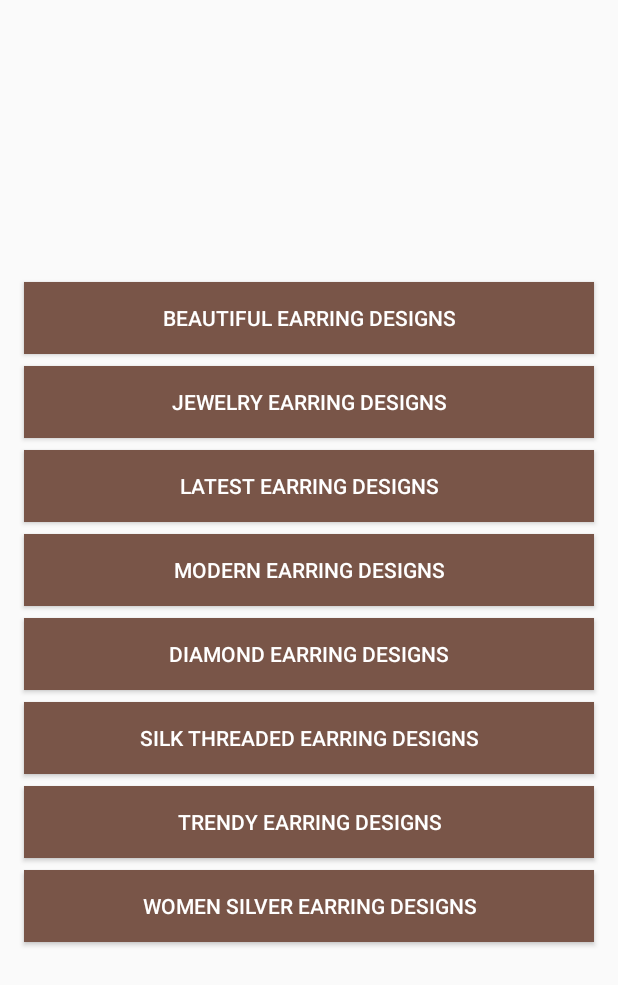
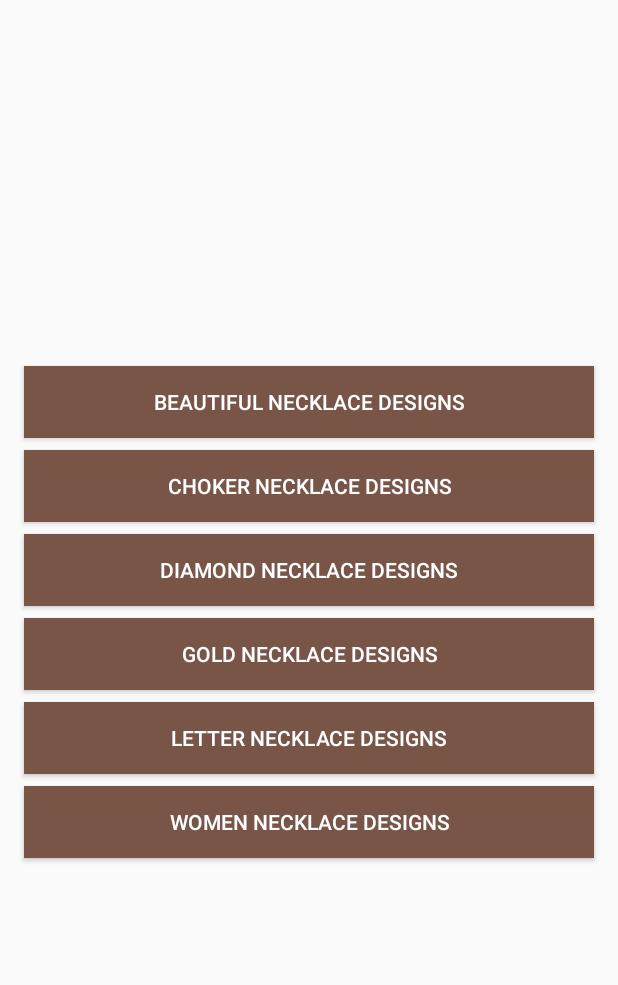
Before and after one commit to appinspire/ImageDesigns, an Android app: the CategoryActivity screen opened directly, with no data from a screen before it, on a phone screen of 412 x 824 dp. Shown: the top 985 px of the screen. Run offline under Robolectric (Android 15) with nearby library versions, the phone set to English and light mode, and no system bars; our stand-ins replace AdMob.

Commit message:
necessary changes for necklace designs

```diff
--- a/app/build.gradle
+++ b/app/build.gradle
@@ -4,7 +4,7 @@ android {
     compileSdkVersion 26
     buildToolsVersion "26.0.2"
     defaultConfig {
-        applicationId "com.optimisedapps.earringdesigns"
+        applicationId "com.optimisedapps.necklacedesigns"
         minSdkVersion 19
         targetSdkVersion 26
         versionCode 1
--- a/app/src/main/AndroidManifest.xml
+++ b/app/src/main/AndroidManifest.xml
@@ -7,10 +7,10 @@
     <application
         android:allowBackup="true"
         android:hardwareAccelerated="true"
-        android:icon="@drawable/earrings_icon"
+        android:icon="@drawable/pendant"
         android:label="@string/app_name"
         android:largeHeap="true"
-        android:roundIcon="@drawable/earrings_icon"
+        android:roundIcon="@drawable/pendant"
         android:supportsRtl="true"
         android:theme="@style/AppTheme">
         <activity
--- a/app/src/main/java/com/amanapps/imagedesigns/CategoryActivity.java
+++ b/app/src/main/java/com/amanapps/imagedesigns/CategoryActivity.java
@@ -1,63 +1,95 @@
 package com.amanapps.imagedesigns;
 
 import android.content.Intent;
-import android.support.annotation.NonNull;
 import android.support.v7.app.AppCompatActivity;
 import android.os.Bundle;
 import android.view.View;
 import android.view.ViewGroup;
 import android.widget.Button;
 import android.widget.LinearLayout;
-
-import com.amanapps.imagedesigns.R;
 import com.amanapps.imagedesigns.enums.CategoryEnum;
-import com.amanapps.imagedesigns.models.Configuration;
 import com.amanapps.imagedesigns.utils.Constants;
 import com.amanapps.imagedesigns.utils.PrefUtils;
 import com.google.android.gms.ads.AdListener;
 import com.google.android.gms.ads.AdRequest;
 import com.google.android.gms.ads.AdSize;
 import com.google.android.gms.ads.AdView;
-import com.google.firebase.database.DataSnapshot;
-import com.google.firebase.database.DatabaseError;
-import com.google.firebase.database.DatabaseReference;
-import com.google.firebase.database.FirebaseDatabase;
-import com.google.firebase.database.ValueEventListener;
+
+import java.util.HashMap;
 
 public class CategoryActivity extends AppCompatActivity  implements View.OnClickListener{
 
     LinearLayout adContainerBottom, adContainerTop;
     String banner_id;
-    Button buttonBeautiful,buttonJewelry,buttonlatest,buttonModern,buttonNewDiamond,
-            buttonSilkThread,buttonTrendy,buttonWomen;
+    Button buttonCategory1;
+    Button buttonCategory2;
+    Button buttonCategory3;
+    Button buttonCategory4;
+    Button buttonCategory5;
+    Button buttonCategory6;
+    Button buttonCategory7;
+    Button buttonCategory8;
+    HashMap<Integer,String> categoryNames;
+    HashMap<Integer,Integer> categoryIds;
     @Override
     protected void onCreate(Bundle savedInstanceState) {
         super.onCreate(savedInstanceState);
         setContentView(R.layout.activity_category);
+        createCategoriesdata();
         banner_id = PrefUtils.getString(this,Constants.BANNER_ID);
         adContainerTop = (LinearLayout) findViewById(R.id.ad_container_top);
         adContainerBottom = (LinearLayout) findViewById(R.id.ad_container_bottom);
         if(banner_id!=null){
             setupMainAds();
         }
-        buttonBeautiful = (Button) findViewById(R.id.btn_beautiful);
-        buttonlatest = (Button) findViewById(R.id.btn_latest);
-        buttonModern = (Button) findViewById(R.id.btn_modern);
-        buttonNewDiamond = (Button) findViewById(R.id.btn_diamond);
-        buttonSilkThread = (Button) findViewById(R.id.btn_silk);
-        buttonTrendy = (Button) findViewById(R.id.btn_trendy);
-        buttonWomen = (Button) findViewById(R.id.btn_women);
-        buttonJewelry = (Button) findViewById(R.id.btn_jewellery);
+        buttonCategory1 = (Button) findViewById(R.id.btn_category1);
+        buttonCategory2 = (Button) findViewById(R.id.btn_category2);
+        buttonCategory3 = (Button) findViewById(R.id.btn_category3);
+        buttonCategory4 = (Button) findViewById(R.id.btn_category4);
+        buttonCategory5 = (Button) findViewById(R.id.btn_category5);
+        buttonCategory6 = (Button) findViewById(R.id.btn_category6);
+//        buttonCategory7 = (Button) findViewById(R.id.btn_category7);
+//        buttonCategory8 = (Button) findViewById(R.id.btn_category8);
 
-        buttonBeautiful.setOnClickListener(this);
-        buttonlatest.setOnClickListener(this);
-        buttonModern.setOnClickListener(this);
-        buttonNewDiamond.setOnClickListener(this);
-        buttonSilkThread.setOnClickListener(this);
-        buttonTrendy.setOnClickListener(this);
-        buttonWomen.setOnClickListener(this);
-        buttonJewelry.setOnClickListener(this);
+        buttonCategory1.setText(categoryNames.get(R.id.btn_category1));
+        buttonCategory2.setText(categoryNames.get(R.id.btn_category2));
+        buttonCategory3.setText(categoryNames.get(R.id.btn_category3));
+        buttonCategory4.setText(categoryNames.get(R.id.btn_category4));
+        buttonCategory5.setText(categoryNames.get(R.id.btn_category5));
+        buttonCategory6.setText(categoryNames.get(R.id.btn_category6));
+//        buttonCategory7.setText(categoryNames.get(R.id.btn_category7));
+//        buttonCategory8.setText(categoryNames.get(R.id.btn_category8));
 
+        buttonCategory1.setOnClickListener(this);
+        buttonCategory2.setOnClickListener(this);
+        buttonCategory3.setOnClickListener(this);
+        buttonCategory4.setOnClickListener(this);
+        buttonCategory5.setOnClickListener(this);
+        buttonCategory6.setOnClickListener(this);
+//        buttonCategory7.setOnClickListener(this);
+//        buttonCategory8.setOnClickListener(this);
+
+    }
+
+    private void createCategoriesdata() {
+        categoryNames = new HashMap<>();
+        categoryNames.put(R.id.btn_category1,"Beautiful Necklace Designs");
+        categoryNames.put(R.id.btn_category2,"Choker Necklace Designs");
+        categoryNames.put(R.id.btn_category3,"Diamond Necklace Designs");
+        categoryNames.put(R.id.btn_category4,"Gold Necklace Designs");
+        categoryNames.put(R.id.btn_category5,"Letter Necklace Designs");
+        categoryNames.put(R.id.btn_category6,"Women Necklace Designs");
+//        categoryNames.put(R.id.btn_category7,"Women Necklace Designs");
+//        categoryNames.put(R.id.btn_category8,"Women Necklace Designs");
+        categoryIds = new HashMap<>();
+        categoryIds.put(R.id.btn_category1,CategoryEnum.BEAUTIFUL.getValue());
+        categoryIds.put(R.id.btn_category2,CategoryEnum.CHOKER.getValue());
+        categoryIds.put(R.id.btn_category3,CategoryEnum.DIAMOND.getValue());
+        categoryIds.put(R.id.btn_category4,CategoryEnum.GOLD.getValue());
+        categoryIds.put(R.id.btn_category5,CategoryEnum.LETTER.getValue());
+        categoryIds.put(R.id.btn_category6,CategoryEnum.WOMEN.getValue());
+//        categoryIds.put(R.id.btn_category7,CategoryEnum.BEAUTIFUL.getValue());
+//        categoryIds.put(R.id.btn_category8,CategoryEnum.BEAUTIFUL.getValue());
     }
 
     public void setupMainAds(){
@@ -102,39 +134,7 @@ public class CategoryActivity extends AppCompatActivity  implements View.OnClick
     public void onClick(View view) {
         int id = view.getId();
         Intent intent = new Intent(this,ImagesActivity.class);
-        switch (id) {
-            case R.id.btn_beautiful:
-                intent.putExtra(Constants.DATA, CategoryEnum.BEAUTIFUL.getValue());
-                startActivity(intent);
-                break;
-            case R.id.btn_diamond:
-                intent.putExtra(Constants.DATA, CategoryEnum.NEW_DIAMOND.getValue());
-                startActivity(intent);
-                break;
-            case R.id.btn_jewellery:
-                intent.putExtra(Constants.DATA, CategoryEnum.JEWELLERY.getValue());
-                startActivity(intent);
-                break;
-            case R.id.btn_latest:
-                intent.putExtra(Constants.DATA, CategoryEnum.LATEST.getValue());
-                startActivity(intent);
-                break;
-            case R.id.btn_modern:
-                intent.putExtra(Constants.DATA, CategoryEnum.MODERN.getValue());
-                startActivity(intent);
-                break;
-            case R.id.btn_silk:
-                intent.putExtra(Constants.DATA, CategoryEnum.SILK.getValue());
-                startActivity(intent);
-                break;
-            case R.id.btn_trendy:
-                intent.putExtra(Constants.DATA, CategoryEnum.TRENDY.getValue());
-                startActivity(intent);
-                break;
-            case R.id.btn_women:
-                intent.putExtra(Constants.DATA, CategoryEnum.JEWELLERY.getValue());
-                startActivity(intent);
-                break;
-        }
+        intent.putExtra(Constants.DATA, categoryIds.get(id));
+        startActivity(intent);
     }
 }
--- a/app/src/main/java/com/amanapps/imagedesigns/utils/Constants.java
+++ b/app/src/main/java/com/amanapps/imagedesigns/utils/Constants.java
@@ -8,5 +8,5 @@ public class Constants {
     public static final String FIRST_RUN = "first_time_run";
     public static final String BANNER_ID= "admob_banner_id";
     public static final String DATA= "data";
-    public static final String APP_NAME= "earingdesigns";
+    public static final String APP_NAME= "necklacedesigns";
 }
--- a/app/src/main/res/layout/activity_category.xml
+++ b/app/src/main/res/layout/activity_category.xml
@@ -35,7 +35,7 @@
             android:layout_marginStart="@dimen/spacing_medium"
             android:layout_marginEnd="@dimen/spacing_medium"
             android:layout_marginBottom="@dimen/spacing_medium"
-            android:id="@+id/btn_beautiful"
+            android:id="@+id/btn_category1"
             android:textColor="@color/colorWhite"
             android:text="Beautiful Earring Designs"
             android:background="@color/colorPrimary"
@@ -45,7 +45,7 @@
             android:layout_marginStart="@dimen/spacing_medium"
             android:layout_marginEnd="@dimen/spacing_medium"
             android:layout_marginBottom="@dimen/spacing_medium"
-            android:id="@+id/btn_jewellery"
+            android:id="@+id/btn_category2"
             android:textColor="@color/colorWhite"
             android:text="Jewelry Earring Designs"
             android:background="@color/colorPrimary"
@@ -55,7 +55,7 @@
             android:layout_marginStart="@dimen/spacing_medium"
             android:layout_marginEnd="@dimen/spacing_medium"
             android:layout_marginBottom="@dimen/spacing_medium"
-            android:id="@+id/btn_latest"
+            android:id="@+id/btn_category3"
             android:textColor="@color/colorWhite"
             android:text="Latest Earring Designs"
             android:background="@color/colorPrimary"
@@ -65,7 +65,7 @@
             android:layout_marginStart="@dimen/spacing_medium"
             android:layout_marginEnd="@dimen/spacing_medium"
             android:layout_marginBottom="@dimen/spacing_medium"
-            android:id="@+id/btn_modern"
+            android:id="@+id/btn_category4"
             android:textColor="@color/colorWhite"
             android:text="Modern Earring Designs"
             android:background="@color/colorPrimary"
@@ -75,7 +75,7 @@
             android:layout_marginStart="@dimen/spacing_medium"
             android:layout_marginEnd="@dimen/spacing_medium"
             android:layout_marginBottom="@dimen/spacing_medium"
-            android:id="@+id/btn_diamond"
+            android:id="@+id/btn_category5"
             android:textColor="@color/colorWhite"
             android:text="Diamond Earring Designs"
             android:background="@color/colorPrimary"
@@ -85,7 +85,7 @@
             android:layout_marginStart="@dimen/spacing_medium"
             android:layout_marginEnd="@dimen/spacing_medium"
             android:layout_marginBottom="@dimen/spacing_medium"
-            android:id="@+id/btn_silk"
+            android:id="@+id/btn_category6"
             android:textColor="@color/colorWhite"
             android:text="Silk Threaded Earring Designs"
             android:background="@color/colorPrimary"
@@ -95,8 +95,9 @@
             android:layout_marginStart="@dimen/spacing_medium"
             android:layout_marginEnd="@dimen/spacing_medium"
             android:layout_marginBottom="@dimen/spacing_medium"
-            android:id="@+id/btn_trendy"
+            android:id="@+id/btn_category7"
             android:textColor="@color/colorWhite"
+            android:visibility="gone"
             android:text="Trendy Earring Designs"
             android:background="@color/colorPrimary"
             android:layout_width="match_parent"
@@ -105,8 +106,9 @@
             android:layout_marginStart="@dimen/spacing_medium"
             android:layout_marginEnd="@dimen/spacing_medium"
             android:layout_marginBottom="@dimen/spacing_medium"
-            android:id="@+id/btn_women"
+            android:id="@+id/btn_category8"
             android:textColor="@color/colorWhite"
+            android:visibility="gone"
             android:text="Women Silver Earring Designs"
             android:background="@color/colorPrimary"
             android:layout_width="match_parent"
--- a/app/src/main/res/layout/activity_main.xml
+++ b/app/src/main/res/layout/activity_main.xml
@@ -2,7 +2,7 @@
 <android.support.constraint.ConstraintLayout
     xmlns:app="http://schemas.android.com/apk/res-auto"
     android:layout_height="match_parent"
-    android:background="@color/colorLightGrey"
+    android:background="@drawable/background_app"
     android:layout_width="match_parent"
     xmlns:tools="http://schemas.android.com/tools"
     tools:context=".MainActivity"
@@ -45,7 +45,7 @@
                         android:layout_weight="2"
                         android:textSize="21sp"
                         android:gravity="center"
-                        android:text="Earring Designs"
+                        android:text="@string/app_name"
                         android:layout_height="0dp" />
 
                 </LinearLayout>
--- a/app/src/main/res/layout/activity_splash.xml
+++ b/app/src/main/res/layout/activity_splash.xml
@@ -3,7 +3,7 @@
     xmlns:app="http://schemas.android.com/apk/res-auto"
     android:layout_width="match_parent"
     android:layout_height="match_parent"
-    android:background="@color/colorLightGrey">
+    android:background="@drawable/background_app">
 
     <ImageView
         android:id="@+id/icon_splash"
@@ -12,7 +12,7 @@
         android:layout_marginEnd="16dp"
         android:layout_marginStart="16dp"
         android:layout_marginTop="8dp"
-        android:src="@drawable/earrings_icon"
+        android:src="@drawable/pendant"
         app:layout_constraintBottom_toTopOf="@+id/text_appname"
         app:layout_constraintEnd_toEndOf="parent"
         app:layout_constraintHorizontal_bias="0.5"
--- a/app/src/main/res/values/strings.xml
+++ b/app/src/main/res/values/strings.xml
@@ -1,6 +1,6 @@
 <resources>
-    <string name="app_name">Earring Designs</string>
-    <string name="splash_text">Ring Designs</string>
+    <string name="app_name">Necklace Designs</string>
+    <string name="splash_text">Necklace Designs</string>
     <string name="msg_exit">Are you sure you want to exit?</string>
     <string name="button_cancel">Cancel</string>
     <string name="button_confirm">Confirm</string>
```
Also changed, not shown: app/src/main/java/com/amanapps/imagedesigns/ImagesActivity.java (+9 -16 lines), app/src/main/java/com/amanapps/imagedesigns/enums/CategoryEnum.java (+5 -7 lines), app/src/main/java/com/amanapps/imagedesigns/models/Configuration.java (+4 -6 lines), app/src/main/res/drawable/background_app.xml (added, +10 -0 lines), app/src/main/res/drawable/pendant.png (added), 1 other file.
